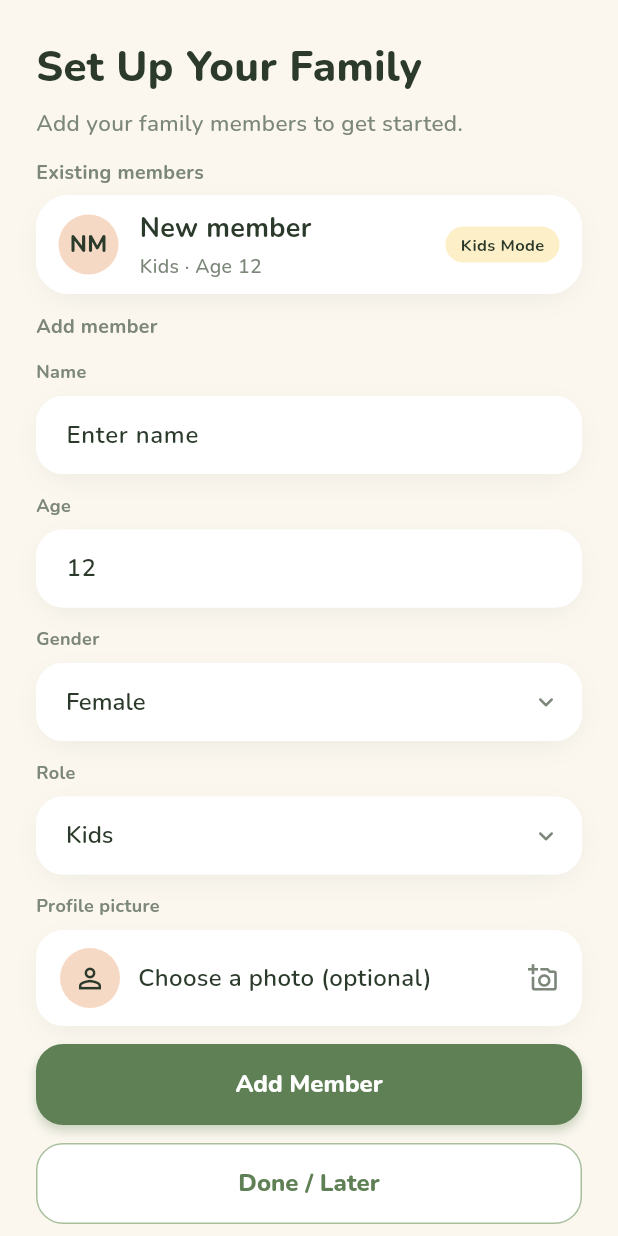
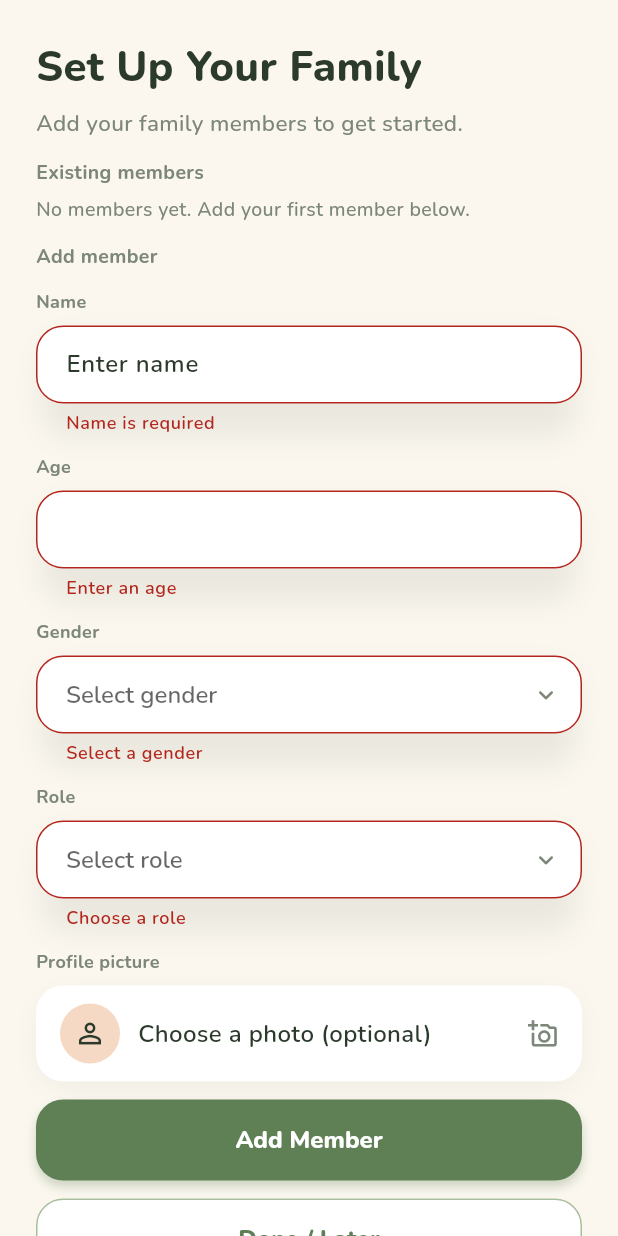
Before and after one commit to microwaves22/HobbyMaxer, a Flutter app: the FamilySetupScreen screen opened directly, after a tap on "Add Member", on a phone screen of 412 x 824 dp. Run offline on Flutter 3.47's test engine with Material 3 defaults, Android fonts, the phone set to English and light mode, and no system bars; our stand-ins replace flutter_secure_storage, google_fonts, image_picker, share_plus, shared_preferences; accounts and stored records are empty.

Commit message:
Add required field validation to member forms

```diff
--- a/homesync-frontend/lib/views/onboarding/family_setup_screen.dart
+++ b/homesync-frontend/lib/views/onboarding/family_setup_screen.dart
@@ -41,6 +41,7 @@ class _FamilySetupScreenState extends State<FamilySetupScreen> {
   static const Color _pink = Color(0xFFF4C9C9);
   static const Color _blue = Color(0xFFCFE0EE);
   static const Color _white = Color(0xFFFFFFFF);
+  static const Color _error = Color(0xFFB3261E);
 
   static const List<BoxShadow> _cardShadow = [
     BoxShadow(
@@ -64,12 +65,17 @@ class _FamilySetupScreenState extends State<FamilySetupScreen> {
 
   /// Clean slate: no pre-populated members for new Parent Mode users.
   final List<FamilySetupMember> _members = [];
+  final _formKey = GlobalKey<FormState>();
   final _nameController = TextEditingController();
-  final _ageController = TextEditingController(text: '12');
-  String _role = FamilySetupOptions.roles.first;
-  String _gender = FamilySetupOptions.genders.first;
+  final _ageController = TextEditingController();
+  String? _role;
+  String? _gender;
   Uint8List? _photoBytes;
   final _picker = ImagePicker();
+
+  /// Bumped after each successful add so the dropdown fields are rebuilt
+  /// fresh (unselected) instead of keeping the previous member's values.
+  int _fieldResetId = 0;
 
   @override
   void dispose() {
@@ -121,26 +127,36 @@ class _FamilySetupScreenState extends State<FamilySetupScreen> {
   }
 
   /// Appends the entered member to the local list only. No API call.
+  ///
+  /// Name, age, gender, and role are required: invalid input blocks the
+  /// add and shows an error under each missing field.
   void _onAddMember() {
+    if (!(_formKey.currentState?.validate() ?? false)) return;
     final name = _nameController.text.trim();
     final age = _ageController.text.trim();
-    final isParent = _role == 'Parent';
+    final gender = _gender!;
+    final role = _role!;
+    final isParent = role == 'Parent';
     const avatarColors = [_peach, _pink, _blue];
     _nameController.clear();
+    _ageController.clear();
     setState(() {
       _members.add(
         FamilySetupMember(
           id: 'custom-${DateTime.now().microsecondsSinceEpoch}',
-          name: name.isEmpty ? 'New member' : name,
+          name: name,
           age: age,
-          gender: _gender,
-          role: _role,
+          gender: gender,
+          role: role,
           avatarColor: avatarColors[_members.length % avatarColors.length],
-          glyph: _glyphFor(gender: _gender, isParent: isParent),
+          glyph: _glyphFor(gender: gender, isParent: isParent),
           photoBytes: _photoBytes,
         ),
       );
       _photoBytes = null;
+      _gender = null;
+      _role = null;
+      _fieldResetId++;
     });
   }
 
@@ -211,6 +227,10 @@ class _FamilySetupScreenState extends State<FamilySetupScreen> {
       borderRadius: BorderRadius.circular(18),
       borderSide: _cardBorderSide,
     );
+    final errorBorder = OutlineInputBorder(
+      borderRadius: BorderRadius.circular(18),
+      borderSide: const BorderSide(color: _error),
+    );
     return InputDecoration(
       hintText: hintText,
       hintStyle: _inputTextStyle,
@@ -224,6 +244,14 @@ class _FamilySetupScreenState extends State<FamilySetupScreen> {
       enabledBorder: border,
       focusedBorder: border,
       disabledBorder: border,
+      errorBorder: errorBorder,
+      focusedErrorBorder: errorBorder,
+      errorStyle: const TextStyle(
+        fontFamily: 'Nunito',
+        fontWeight: FontWeight.w600,
+        fontSize: 12,
+        color: _error,
+      ),
     );
   }
 
@@ -258,21 +286,23 @@ class _FamilySetupScreenState extends State<FamilySetupScreen> {
   }
 
   Widget _dropdownField({
-    required String value,
+    required String? value,
     required List<String> options,
-    required ValueChanged<String> onChanged,
+    required ValueChanged<String?> onChanged,
+    required String hintText,
+    required FormFieldValidator<String> validator,
   }) {
     return _shadowedInput(
       DropdownButtonFormField<String>(
+        key: ValueKey('$hintText-$_fieldResetId'),
         initialValue: value,
         isExpanded: true,
         items: [
           for (final option in options)
             DropdownMenuItem(value: option, child: Text(option)),
         ],
-        onChanged: (selected) {
-          if (selected != null) onChanged(selected);
-        },
+        onChanged: onChanged,
+        validator: validator,
         icon: const Icon(
           Icons.keyboard_arrow_down_rounded,
           size: 20,
@@ -280,7 +310,7 @@ class _FamilySetupScreenState extends State<FamilySetupScreen> {
         ),
         style: _inputTextStyle,
         dropdownColor: _white,
-        decoration: _inputDecoration(),
+        decoration: _inputDecoration(hintText: hintText),
       ),
     );
   }
@@ -380,7 +410,10 @@ class _FamilySetupScreenState extends State<FamilySetupScreen> {
   }
 
   Widget _buildAddMemberForm() {
-    return Column(
+    return Form(
+      key: _formKey,
+      autovalidateMode: AutovalidateMode.onUserInteraction,
+      child: Column(
         crossAxisAlignment: CrossAxisAlignment.stretch,
         children: [
           const Text(
@@ -396,11 +429,15 @@ class _FamilySetupScreenState extends State<FamilySetupScreen> {
           _labeledField(
             label: 'Name',
             input: _shadowedInput(
-            TextField(
+              TextFormField(
                 controller: _nameController,
                 textCapitalization: TextCapitalization.words,
                 style: _inputTextStyle,
                 decoration: _inputDecoration(hintText: 'Enter name'),
+                validator: (value) =>
+                    value == null || value.trim().isEmpty
+                        ? 'Name is required'
+                        : null,
               ),
             ),
           ),
@@ -408,12 +445,16 @@ class _FamilySetupScreenState extends State<FamilySetupScreen> {
           _labeledField(
             label: 'Age',
             input: _shadowedInput(
-            TextField(
+              TextFormField(
                 controller: _ageController,
                 keyboardType: TextInputType.number,
                 inputFormatters: [FilteringTextInputFormatter.digitsOnly],
                 style: _inputTextStyle,
                 decoration: _inputDecoration(),
+                validator: (value) =>
+                    value == null || value.trim().isEmpty
+                        ? 'Enter an age'
+                        : null,
               ),
             ),
           ),
@@ -424,6 +465,10 @@ class _FamilySetupScreenState extends State<FamilySetupScreen> {
               value: _gender,
               options: FamilySetupOptions.genders,
               onChanged: (value) => setState(() => _gender = value),
+              hintText: 'Select gender',
+              validator: (value) => value == null || value.isEmpty
+                  ? 'Select a gender'
+                  : null,
             ),
           ),
           const SizedBox(height: 12),
@@ -433,6 +478,9 @@ class _FamilySetupScreenState extends State<FamilySetupScreen> {
               value: _role,
               options: FamilySetupOptions.roles,
               onChanged: (value) => setState(() => _role = value),
+              hintText: 'Select role',
+              validator: (value) =>
+                  value == null || value.isEmpty ? 'Choose a role' : null,
             ),
           ),
         const SizedBox(height: 12),
@@ -481,6 +529,7 @@ class _FamilySetupScreenState extends State<FamilySetupScreen> {
           ),
         ),
         ],
+      ),
     );
   }
 
--- a/homesync-frontend/lib/views/onboarding/member_detail_screen.dart
+++ b/homesync-frontend/lib/views/onboarding/member_detail_screen.dart
@@ -51,10 +51,11 @@ class _MemberDetailScreenState extends State<MemberDetailScreen> {
     color: _ink,
   );
 
+  final _formKey = GlobalKey<FormState>();
   late final TextEditingController _nameController;
   late final TextEditingController _ageController;
-  late String _gender;
-  late String _role;
+  String? _gender;
+  String? _role;
   Uint8List? _photoBytes;
   String? _avatarUrl;
   final _picker = ImagePicker();
@@ -64,8 +65,12 @@ class _MemberDetailScreenState extends State<MemberDetailScreen> {
     super.initState();
     _nameController = TextEditingController(text: widget.member.name);
     _ageController = TextEditingController(text: widget.member.age);
-    _gender = widget.member.gender;
-    _role = widget.member.role;
+    _gender = FamilySetupOptions.genders.contains(widget.member.gender)
+        ? widget.member.gender
+        : null;
+    _role = FamilySetupOptions.roles.contains(widget.member.role)
+        ? widget.member.role
+        : null;
     _photoBytes = widget.member.photoBytes;
     _avatarUrl = widget.member.avatarUrl;
   }
@@ -78,14 +83,14 @@ class _MemberDetailScreenState extends State<MemberDetailScreen> {
   }
 
   void _onSave() {
-    final name = _nameController.text.trim();
+    if (!(_formKey.currentState?.validate() ?? false)) return;
     Navigator.of(context).pop<MemberEditResult>(
       MemberUpdated(
         widget.member.copyWith(
-          name: name.isEmpty ? widget.member.name : name,
+          name: _nameController.text.trim(),
           age: _ageController.text.trim(),
-          gender: _gender,
-          role: _role,
+          gender: _gender!,
+          role: _role!,
           photoBytes: _photoBytes,
           avatarUrl: _avatarUrl,
           clearPhoto: _photoBytes == null && _avatarUrl == null,
@@ -217,6 +222,10 @@ class _MemberDetailScreenState extends State<MemberDetailScreen> {
       borderRadius: BorderRadius.all(Radius.circular(18)),
       borderSide: BorderSide(color: Color(0xF2FFFFFF)),
     );
+    const errorBorder = OutlineInputBorder(
+      borderRadius: BorderRadius.all(Radius.circular(18)),
+      borderSide: BorderSide(color: _danger),
+    );
     return InputDecoration(
       hintText: hintText,
       hintStyle: _inputTextStyle,
@@ -230,6 +239,14 @@ class _MemberDetailScreenState extends State<MemberDetailScreen> {
       enabledBorder: border,
       focusedBorder: border,
       disabledBorder: border,
+      errorBorder: errorBorder,
+      focusedErrorBorder: errorBorder,
+      errorStyle: const TextStyle(
+        fontFamily: 'Nunito',
+        fontWeight: FontWeight.w600,
+        fontSize: 12,
+        color: _danger,
+      ),
     );
   }
 
@@ -254,9 +271,11 @@ class _MemberDetailScreenState extends State<MemberDetailScreen> {
   }
 
   Widget _dropdownField({
-    required String value,
+    required String? value,
     required List<String> options,
-    required ValueChanged<String> onChanged,
+    required ValueChanged<String?> onChanged,
+    required String hintText,
+    required FormFieldValidator<String> validator,
   }) {
     return Container(
       decoration: BoxDecoration(
@@ -277,9 +296,8 @@ class _MemberDetailScreenState extends State<MemberDetailScreen> {
           for (final option in options)
             DropdownMenuItem(value: option, child: Text(option)),
         ],
-        onChanged: (selected) {
-          if (selected != null) onChanged(selected);
-        },
+        onChanged: onChanged,
+        validator: validator,
         icon: const Icon(
           Icons.keyboard_arrow_down_rounded,
           size: 20,
@@ -287,7 +305,7 @@ class _MemberDetailScreenState extends State<MemberDetailScreen> {
         ),
         style: _inputTextStyle,
         dropdownColor: _white,
-        decoration: _inputDecoration(),
+        decoration: _inputDecoration(hintText: hintText),
       ),
     );
   }
@@ -350,6 +368,9 @@ class _MemberDetailScreenState extends State<MemberDetailScreen> {
                     ),
                   ],
                 ),
+                child: Form(
+                  key: _formKey,
+                  autovalidateMode: AutovalidateMode.onUserInteraction,
                   child: Column(
                     crossAxisAlignment: CrossAxisAlignment.stretch,
                     children: [
@@ -357,18 +378,22 @@ class _MemberDetailScreenState extends State<MemberDetailScreen> {
                       const SizedBox(height: 16),
                       _labeledField(
                         label: 'Name',
-                      input: TextField(
+                        input: TextFormField(
                           controller: _nameController,
                           textCapitalization: TextCapitalization.words,
                           style: _inputTextStyle,
                           decoration:
                               _inputDecoration(hintText: 'Enter name'),
+                          validator: (value) =>
+                              value == null || value.trim().isEmpty
+                                  ? 'Name is required'
+                                  : null,
                         ),
                       ),
                       const SizedBox(height: 12),
                       _labeledField(
                         label: 'Age',
-                      input: TextField(
+                        input: TextFormField(
                           controller: _ageController,
                           keyboardType: TextInputType.number,
                           inputFormatters: [
@@ -376,6 +401,10 @@ class _MemberDetailScreenState extends State<MemberDetailScreen> {
                           ],
                           style: _inputTextStyle,
                           decoration: _inputDecoration(),
+                          validator: (value) =>
+                              value == null || value.trim().isEmpty
+                                  ? 'Enter an age'
+                                  : null,
                         ),
                       ),
                       const SizedBox(height: 12),
@@ -386,6 +415,11 @@ class _MemberDetailScreenState extends State<MemberDetailScreen> {
                           options: FamilySetupOptions.genders,
                           onChanged: (value) =>
                               setState(() => _gender = value),
+                          hintText: 'Select gender',
+                          validator: (value) =>
+                              value == null || value.isEmpty
+                                  ? 'Select a gender'
+                                  : null,
                         ),
                       ),
                       const SizedBox(height: 12),
@@ -396,9 +430,14 @@ class _MemberDetailScreenState extends State<MemberDetailScreen> {
                           options: FamilySetupOptions.roles,
                           onChanged: (value) =>
                               setState(() => _role = value),
+                          hintText: 'Select role',
+                          validator: (value) => value == null || value.isEmpty
+                              ? 'Choose a role'
+                              : null,
                         ),
                       ),
                     ],
+                  ),
                 ),
               ),
               const SizedBox(height: 16),
```
Also changed, not shown: 2 other files. Lines whose indentation alone changed are shown as unchanged.
